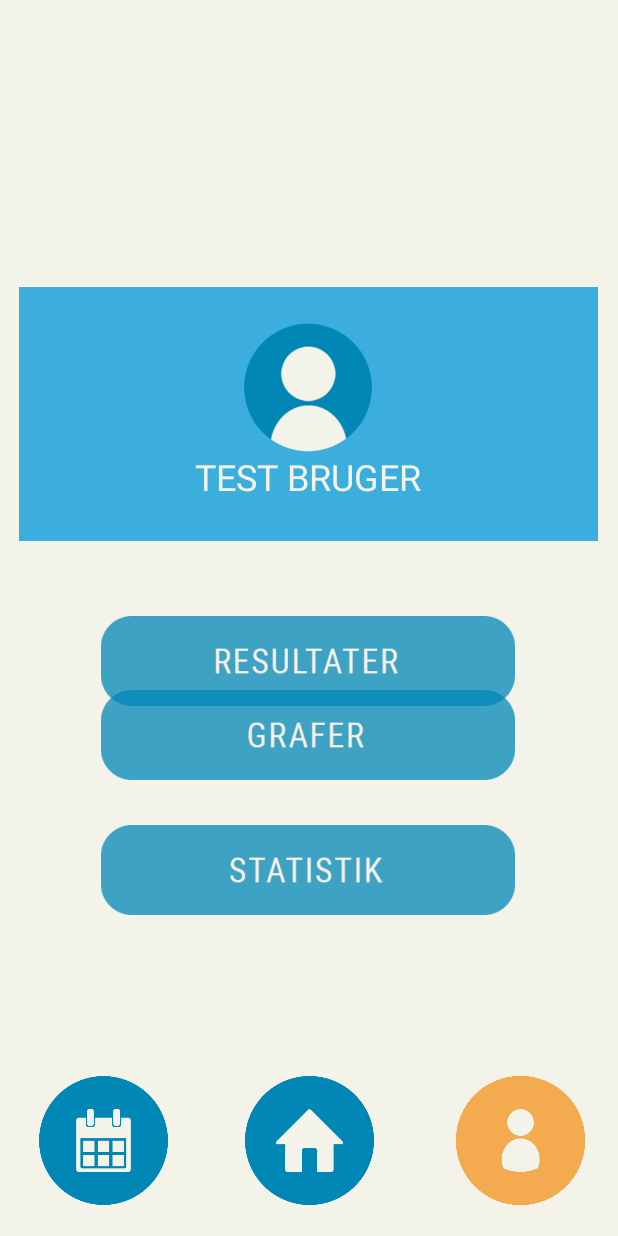
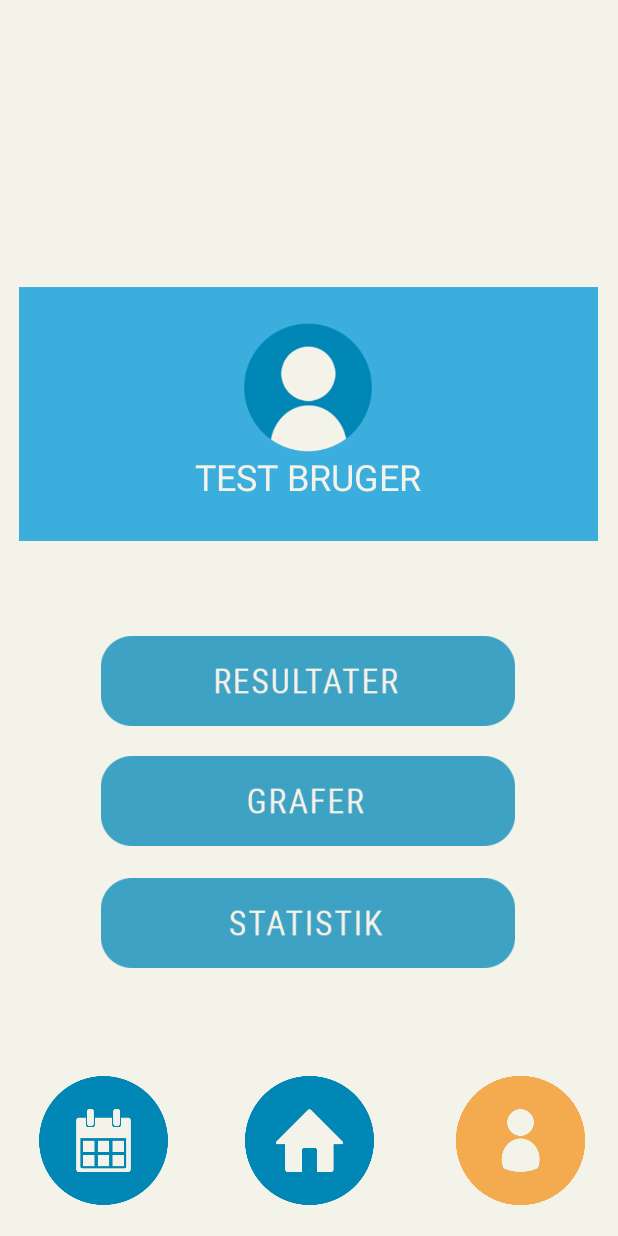
Before and after one commit to SVLaursen/AAU_P2_Project, an Android app: the screen it shows after launch (MainActivity), after a tap on an icon or button, on a phone screen of 412 x 824 dp. Run offline under Robolectric (Android 15) with nearby library versions, the phone set to English and light mode, and no system bars; Roboto replaces fonts that are not available here.

Commit message:
Screen orientation and profile menu setup

```diff
--- a/prototype/app/src/main/AndroidManifest.xml
+++ b/prototype/app/src/main/AndroidManifest.xml
@@ -10,7 +10,9 @@
         android:supportsRtl="true"
         android:theme="@style/AppTheme">
 
-        <activity android:name=".MainActivity">
+        <activity android:name=".MainActivity"
+            android:configChanges="orientation"
+            android:screenOrientation="portrait">
             <intent-filter>
                 <action android:name="android.intent.action.MAIN" />
 
--- a/prototype/app/src/main/res/layout/fragment_profile.xml
+++ b/prototype/app/src/main/res/layout/fragment_profile.xml
@@ -39,12 +39,21 @@
         android:textSize="24sp" />
 
     <ImageButton
+        android:id="@+id/resultsButton"
+        android:layout_width="280dp"
+        android:layout_height="60dp"
+        android:layout_centerInParent="true"
+        android:background="@android:color/transparent"
+        android:scaleType="fitCenter"
+        android:src="@drawable/resultat_button" />
+
+    <ImageButton
         android:id="@+id/graphButton"
         android:layout_width="280dp"
         android:layout_height="60dp"
         android:layout_alignParentBottom="true"
         android:layout_centerHorizontal="true"
-        android:layout_marginBottom="197dp"
+        android:layout_marginBottom="153dp"
         android:background="@android:color/transparent"
         android:scaleType="fitCenter"
         android:src="@drawable/graf_button" />
@@ -55,19 +64,9 @@
         android:layout_height="60dp"
         android:layout_alignParentBottom="true"
         android:layout_centerHorizontal="true"
-        android:layout_marginBottom="107dp"
+        android:layout_marginBottom="72dp"
         android:background="@android:color/transparent"
         android:scaleType="fitCenter"
         android:src="@drawable/statistik_button" />
 
-    <ImageButton
-        android:id="@+id/resultsButton"
-        android:layout_width="280dp"
-        android:layout_height="60dp"
-        android:layout_alignParentTop="true"
-        android:layout_centerHorizontal="true"
-        android:layout_marginTop="219dp"
-        android:background="@android:color/transparent"
-        android:scaleType="fitCenter"
-        android:src="@drawable/resultat_button" />
 </RelativeLayout>
```
